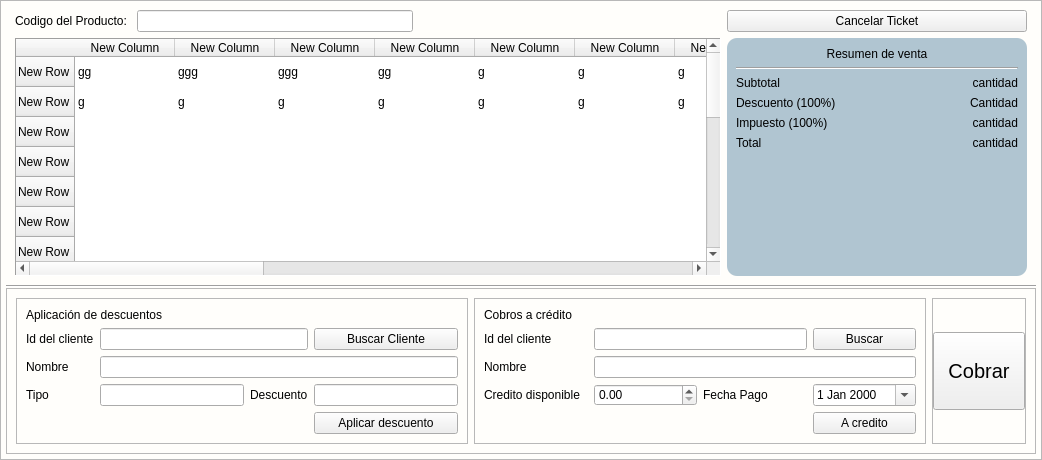
The window that app/View/UserInterfaceUi/UI_CONTROL_VENTA.ui (LAngelVp/software-punto-de-venta) describes before a commit, drawn with Qt 5.
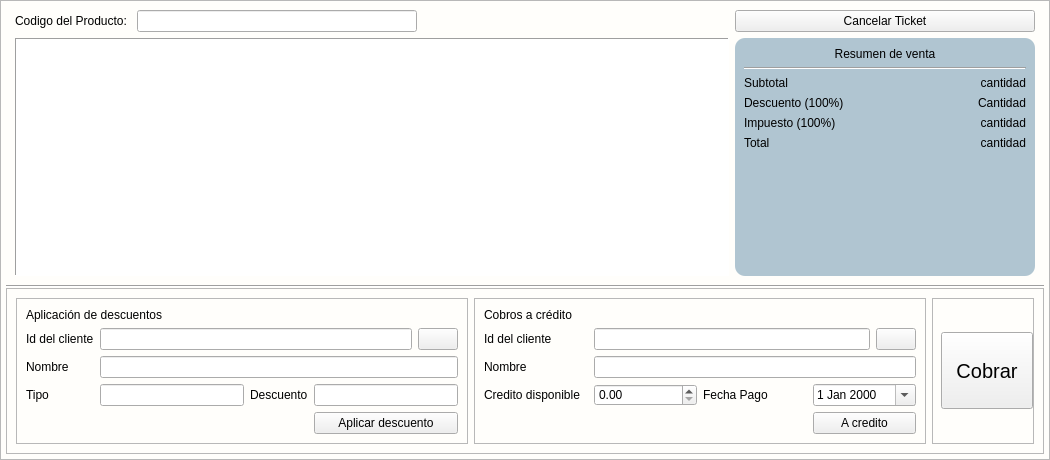
The same window after the commit. Icons and pictures are not drawn.

Patch:
```diff
--- a/app/View/UserInterfaceUi/UI_CONTROL_VENTA.ui
+++ b/app/View/UserInterfaceUi/UI_CONTROL_VENTA.ui
@@ -6,7 +6,7 @@
    <rect>
     <x>0</x>
     <y>0</y>
-    <width>992</width>
+    <width>1050</width>
     <height>460</height>
    </rect>
   </property>
@@ -285,316 +285,6 @@
            <attribute name="horizontalHeaderCascadingSectionResizes">
             <bool>false</bool>
            </attribute>
-           <row>
-            <property name="text">
-             <string>New Row</string>
-            </property>
-           </row>
-           <row>
-            <property name="text">
-             <string>New Row</string>
-            </property>
-           </row>
-           <row>
-            <property name="text">
-             <string>New Row</string>
-            </property>
-           </row>
-           <row>
-            <property name="text">
-             <string>New Row</string>
-            </property>
-           </row>
-           <row>
-            <property name="text">
-             <string>New Row</string>
-            </property>
-           </row>
-           <row>
-            <property name="text">
-             <string>New Row</string>
-            </property>
-           </row>
-           <row>
-            <property name="text">
-             <string>New Row</string>
-            </property>
-           </row>
-           <row>
-            <property name="text">
-             <string>New Row</string>
-            </property>
-           </row>
-           <row>
-            <property name="text">
-             <string>New Row</string>
-            </property>
-           </row>
-           <row>
-            <property name="text">
-             <string>New Row</string>
-            </property>
-           </row>
-           <row>
-            <property name="text">
-             <string>New Row</string>
-            </property>
-           </row>
-           <row>
-            <property name="text">
-             <string>New Row</string>
-            </property>
-           </row>
-           <row>
-            <property name="text">
-             <string>New Row</string>
-            </property>
-           </row>
-           <row>
-            <property name="text">
-             <string>New Row</string>
-            </property>
-           </row>
-           <row>
-            <property name="text">
-             <string>New Row</string>
-            </property>
-           </row>
-           <row>
-            <property name="text">
-             <string>New Row</string>
-            </property>
-           </row>
-           <row>
-            <property name="text">
-             <string>New Row</string>
-            </property>
-           </row>
-           <row>
-            <property name="text">
-             <string>New Row</string>
-            </property>
-           </row>
-           <column>
-            <property name="text">
-             <string>New Column</string>
-            </property>
-           </column>
-           <column>
-            <property name="text">
-             <string>New Column</string>
-            </property>
-           </column>
-           <column>
-            <property name="text">
-             <string>New Column</string>
-            </property>
-           </column>
-           <column>
-            <property name="text">
-             <string>New Column</string>
-            </property>
-           </column>
-           <column>
-            <property name="text">
-             <string>New Column</string>
-            </property>
-           </column>
-           <column>
-            <property name="text">
-             <string>New Column</string>
-            </property>
-           </column>
-           <column>
-            <property name="text">
-             <string>New Column</string>
-            </property>
-           </column>
-           <column>
-            <property name="text">
-             <string>New Column</string>
-            </property>
-           </column>
-           <column>
-            <property name="text">
-             <string>New Column</string>
-            </property>
-           </column>
-           <column>
-            <property name="text">
-             <string>New Column</string>
-            </property>
-           </column>
-           <column>
-            <property name="text">
-             <string>New Column</string>
-            </property>
-           </column>
-           <column>
-            <property name="text">
-             <string>New Column</string>
-            </property>
-           </column>
-           <column>
-            <property name="text">
-             <string>New Column</string>
-            </property>
-           </column>
-           <column>
-            <property name="text">
-             <string>New Column</string>
-            </property>
-           </column>
-           <column>
-            <property name="text">
-             <string>New Column</string>
-            </property>
-           </column>
-           <column>
-            <property name="text">
-             <string>New Column</string>
-            </property>
-           </column>
-           <column>
-            <property name="text">
-             <string>New Column</string>
-            </property>
-           </column>
-           <item row="0" column="0">
-            <property name="text">
-             <string>gg</string>
-            </property>
-           </item>
-           <item row="0" column="1">
-            <property name="text">
-             <string>ggg</string>
-            </property>
-           </item>
-           <item row="0" column="2">
-            <property name="text">
-             <string>ggg</string>
-            </property>
-           </item>
-           <item row="0" column="3">
-            <property name="text">
-             <string>gg</string>
-            </property>
-           </item>
-           <item row="0" column="4">
-            <property name="text">
-             <string>g</string>
-            </property>
-           </item>
-           <item row="0" column="5">
-            <property name="text">
-             <string>g</string>
-            </property>
-           </item>
-           <item row="0" column="6">
-            <property name="text">
-             <string>g</string>
-            </property>
-           </item>
-           <item row="0" column="7">
-            <property name="text">
-             <string>g</string>
-            </property>
-           </item>
-           <item row="0" column="8">
-            <property name="text">
-             <string>g</string>
-            </property>
-           </item>
-           <item row="0" column="9">
-            <property name="text">
-             <string>g</string>
-            </property>
-           </item>
-           <item row="0" column="10">
-            <property name="text">
-             <string>g</string>
-            </property>
-           </item>
-           <item row="0" column="11">
-            <property name="text">
-             <string>g</string>
-            </property>
-           </item>
-           <item row="0" column="12">
-            <property name="text">
-             <string>g</string>
-            </property>
-           </item>
-           <item row="0" column="13">
-            <property name="text">
-             <string>g</string>
-            </property>
-           </item>
-           <item row="0" column="14">
-            <property name="text">
-             <string>g</string>
-            </property>
-           </item>
-           <item row="0" column="15">
-            <property name="text">
-             <string>g</string>
-            </property>
-           </item>
-           <item row="0" column="16">
-            <property name="text">
-             <string>g</string>
-            </property>
-           </item>
-           <item row="1" column="0">
-            <property name="text">
-             <string>g</string>
-            </property>
-           </item>
-           <item row="1" column="1">
-            <property name="text">
-             <string>g</string>
-            </property>
-           </item>
-           <item row="1" column="2">
-            <property name="text">
-             <string>g</string>
-            </property>
-           </item>
-           <item row="1" column="3">
-            <property name="text">
-             <string>g</string>
-            </property>
-           </item>
-           <item row="1" column="4">
-            <property name="text">
-             <string>g</string>
-            </property>
-           </item>
-           <item row="1" column="5">
-            <property name="text">
-             <string>g</string>
-            </property>
-           </item>
-           <item row="1" column="6">
-            <property name="text">
-             <string>g</string>
-            </property>
-           </item>
-           <item row="1" column="7">
-            <property name="text">
-             <string>g</string>
-            </property>
-           </item>
-           <item row="1" column="8">
-            <property name="text">
-             <string>g</string>
-            </property>
-           </item>
-           <item row="1" column="9">
-            <property name="text">
-             <string/>
-            </property>
-           </item>
           </widget>
          </item>
          <item row="1" column="4" alignment="Qt::AlignHCenter">
@@ -747,6 +437,20 @@
             <enum>QFrame::Raised</enum>
            </property>
            <layout class="QGridLayout" name="gridLayout_5">
+            <item row="0" column="0" colspan="3">
+             <widget class="QLabel" name="etiquetaTitulo_descuentos">
+              <property name="text">
+               <string>Aplicación de descuentos</string>
+              </property>
+             </widget>
+            </item>
+            <item row="1" column="0">
+             <widget class="QLabel" name="etiqueta_idclientedescuento">
+              <property name="text">
+               <string>Id del cliente</string>
+              </property>
+             </widget>
+            </item>
             <item row="2" column="0">
              <widget class="QLabel" name="etiqueta_nombredescuento">
               <property name="text">
@@ -754,22 +458,6 @@
               </property>
              </widget>
             </item>
-            <item row="3" column="3">
-             <widget class="QLineEdit" name="txt_porcientodescuento"/>
-            </item>
-            <item row="1" column="3">
-             <widget class="QPushButton" name="btn_btn_buscarclientedescuento">
-              <property name="cursor">
-               <cursorShape>PointingHandCursor</cursorShape>
-              </property>
-              <property name="text">
-               <string>Buscar Cliente</string>
-              </property>
-             </widget>
-            </item>
-            <item row="2" column="1" colspan="3">
-             <widget class="QLineEdit" name="txt_nombredescuento"/>
-            </item>
             <item row="3" column="0">
              <widget class="QLabel" name="etiqueta_tipodescuento">
               <property name="text">
@@ -777,6 +465,9 @@
               </property>
              </widget>
             </item>
+            <item row="3" column="1">
+             <widget class="QLineEdit" name="txt_tipodescuento"/>
+            </item>
             <item row="3" column="2">
              <widget class="QLabel" name="etiqueta_porcientodescuento">
               <property name="text">
@@ -784,18 +475,8 @@
               </property>
              </widget>
             </item>
-            <item row="3" column="1">
-             <widget class="QLineEdit" name="txt_tipodescuento"/>
-            </item>
-            <item row="1" column="0">
-             <widget class="QLabel" name="etiqueta_idclientedescuento">
-              <property name="text">
-               <string>Id del cliente</string>
-              </property>
-             </widget>
-            </item>
-            <item row="1" column="1" colspan="2">
-             <widget class="QLineEdit" name="txt_iddescuento"/>
+            <item row="3" column="3">
+             <widget class="QLineEdit" name="txt_porcientodescuento"/>
             </item>
             <item row="4" column="3">
              <widget class="QPushButton" name="btn_btn_aplicardescuento">
@@ -807,12 +488,35 @@
               </property>
              </widget>
             </item>
-            <item row="0" column="0" colspan="4">
-             <widget class="QLabel" name="etiquetaTitulo_descuentos">
-              <property name="text">
-               <string>Aplicación de descuentos</string>
-              </property>
-             </widget>
+            <item row="2" column="1" colspan="3">
+             <widget class="QLineEdit" name="txt_nombredescuento"/>
+            </item>
+            <item row="1" column="1" colspan="3">
+             <layout class="QGridLayout" name="gridLayout_2">
+              <item row="0" column="0">
+               <widget class="QLineEdit" name="txt_iddescuento"/>
+              </item>
+              <item row="0" column="1">
+               <widget class="QPushButton" name="btn_btn_buscarclientedescuento">
+                <property name="cursor">
+                 <cursorShape>PointingHandCursor</cursorShape>
+                </property>
+                <property name="text">
+                 <string/>
+                </property>
+                <property name="icon">
+                 <iconset resource="../../Source/iconosSVG.qrc">
+                  <normaloff>:/iconosBlancos/Icons/iconos/Blanco/buscar_persona_blanco.svg</normaloff>:/iconosBlancos/Icons/iconos/Blanco/buscar_persona_blanco.svg</iconset>
+                </property>
+                <property name="iconSize">
+                 <size>
+                  <width>24</width>
+                  <height>24</height>
+                 </size>
+                </property>
+               </widget>
+              </item>
+             </layout>
             </item>
            </layout>
           </widget>
@@ -837,7 +541,14 @@
            <property name="frameShadow">
             <enum>QFrame::Raised</enum>
            </property>
-           <layout class="QGridLayout" name="gridLayout_6">
+           <layout class="QGridLayout" name="gridLayout_8">
+            <item row="0" column="0" colspan="2">
+             <widget class="QLabel" name="etiquetaTitulo_creditos">
+              <property name="text">
+               <string>Cobros a crédito</string>
+              </property>
+             </widget>
+            </item>
             <item row="1" column="0">
              <widget class="QLabel" name="etiqueta_idclientecredito">
               <property name="text">
@@ -845,9 +556,6 @@
               </property>
              </widget>
             </item>
-            <item row="1" column="1" colspan="2">
-             <widget class="QLineEdit" name="txt_idclientecredito"/>
-            </item>
             <item row="2" column="0">
              <widget class="QLabel" name="etiqueta_nombreclientecredito">
               <property name="text">
@@ -855,22 +563,26 @@
               </property>
              </widget>
             </item>
-            <item row="2" column="1" colspan="3">
-             <widget class="QLineEdit" name="txt_nombreclientecredito"/>
-            </item>
-            <item row="1" column="3">
-             <widget class="QPushButton" name="btn_btn_buscarcreditocliente">
-              <property name="cursor">
-               <cursorShape>PointingHandCursor</cursorShape>
-              </property>
+            <item row="3" column="0">
+             <widget class="QLabel" name="etiqueta_creditodisponible">
               <property name="text">
-               <string>Buscar</string>
+               <string>Credito disponible</string>
+              </property>
+              <property name="wordWrap">
+               <bool>false</bool>
               </property>
              </widget>
             </item>
             <item row="3" column="1">
              <widget class="QDoubleSpinBox" name="numerodecimal_cantidadcredito"/>
             </item>
+            <item row="3" column="2">
+             <widget class="QLabel" name="etiqueta_fechapago">
+              <property name="text">
+               <string>Fecha Pago</string>
+              </property>
+             </widget>
+            </item>
             <item row="3" column="3">
              <widget class="QDateEdit" name="fecha_fechapagocredito">
               <property name="calendarPopup">
@@ -878,13 +590,6 @@
               </property>
              </widget>
             </item>
-            <item row="3" column="2">
-             <widget class="QLabel" name="etiqueta_fechapago">
-              <property name="text">
-               <string>Fecha Pago</string>
-              </property>
-             </widget>
-            </item>
             <item row="4" column="3">
              <widget class="QPushButton" name="btn_btn_cobrarconcredito">
               <property name="cursor">
@@ -895,22 +600,35 @@
               </property>
              </widget>
             </item>
-            <item row="0" column="0" colspan="4">
-             <widget class="QLabel" name="etiquetaTitulo_creditos">
-              <property name="text">
-               <string>Cobros a crédito</string>
-              </property>
-             </widget>
+            <item row="2" column="1" colspan="3">
+             <widget class="QLineEdit" name="txt_nombreclientecredito"/>
             </item>
-            <item row="3" column="0">
-             <widget class="QLabel" name="etiqueta_creditodisponible">
-              <property name="text">
-               <string>Credito disponible</string>
-              </property>
-              <property name="wordWrap">
-               <bool>false</bool>
-              </property>
-             </widget>
+            <item row="1" column="1" colspan="3">
+             <layout class="QGridLayout" name="gridLayout_6">
+              <item row="0" column="0">
+               <widget class="QLineEdit" name="txt_idclientecredito"/>
+              </item>
+              <item row="0" column="1">
+               <widget class="QPushButton" name="btn_btn_buscarcreditocliente">
+                <property name="cursor">
+                 <cursorShape>PointingHandCursor</cursorShape>
+                </property>
+                <property name="text">
+                 <string/>
+                </property>
+                <property name="icon">
+                 <iconset resource="../../Source/iconosSVG.qrc">
+                  <normaloff>:/iconosBlancos/Icons/iconos/Blanco/buscar_persona_blanco.svg</normaloff>:/iconosBlancos/Icons/iconos/Blanco/buscar_persona_blanco.svg</iconset>
+                </property>
+                <property name="iconSize">
+                 <size>
+                  <width>24</width>
+                  <height>24</height>
+                 </size>
+                </property>
+               </widget>
+              </item>
+             </layout>
             </item>
            </layout>
           </widget>
@@ -939,16 +657,6 @@
             <property name="spacing">
              <number>0</number>
             </property>
-            <item row="0" column="1">
-             <widget class="QPushButton" name="btn_btn_cobrar">
-              <property name="cursor">
-               <cursorShape>PointingHandCursor</cursorShape>
-              </property>
-              <property name="text">
-               <string>Cobrar</string>
-              </property>
-             </widget>
-            </item>
             <item row="0" column="0">
              <spacer name="horizontalSpacer_2">
               <property name="orientation">
@@ -962,6 +670,35 @@
               </property>
              </spacer>
             </item>
+            <item row="0" column="1">
+             <widget class="QToolButton" name="btn_btn_cobrar">
+              <property name="cursor">
+               <cursorShape>PointingHandCursor</cursorShape>
+              </property>
+              <property name="text">
+               <string>Cobrar</string>
+              </property>
+              <property name="icon">
+               <iconset resource="../../Source/iconosSVG.qrc">
+                <normaloff>:/iconosBlancos/Icons/iconos/Blanco/dinero_blanco.svg</normaloff>:/iconosBlancos/Icons/iconos/Blanco/dinero_blanco.svg</iconset>
+              </property>
+              <property name="iconSize">
+               <size>
+                <width>35</width>
+                <height>35</height>
+               </size>
+              </property>
+              <property name="popupMode">
+               <enum>QToolButton::InstantPopup</enum>
+              </property>
+              <property name="toolButtonStyle">
+               <enum>Qt::ToolButtonTextUnderIcon</enum>
+              </property>
+              <property name="autoRaise">
+               <bool>false</bool>
+              </property>
+             </widget>
+            </item>
            </layout>
           </widget>
          </item>
```
Left out of the diff: 1 changed line with no effect on the pictures.
